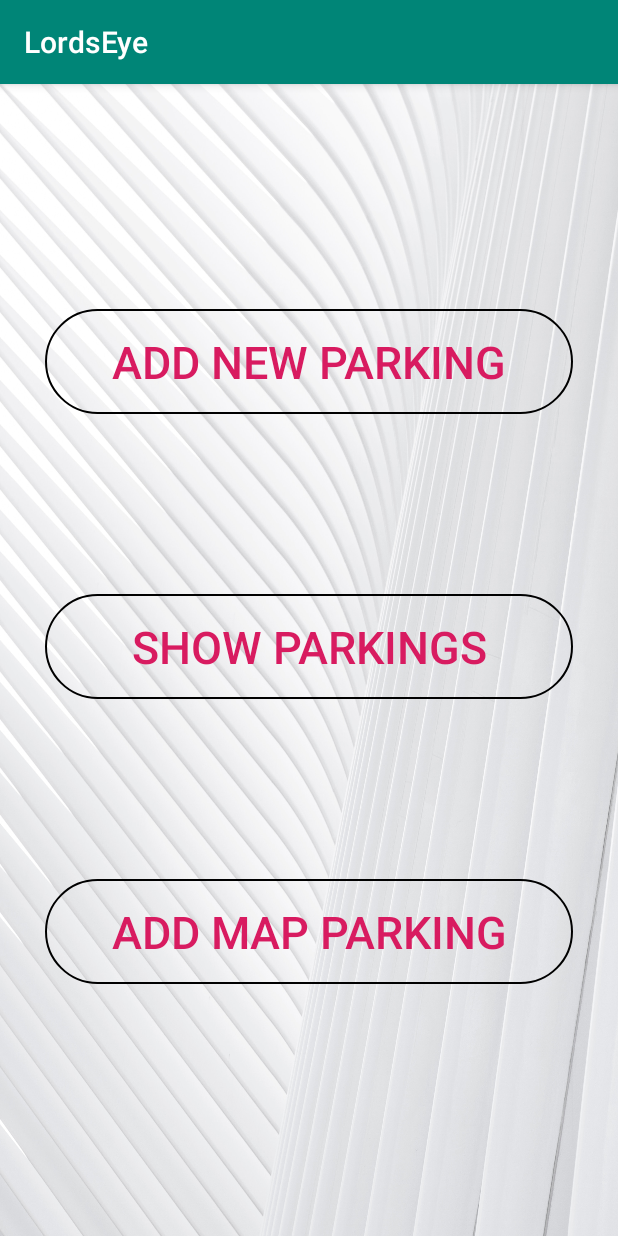
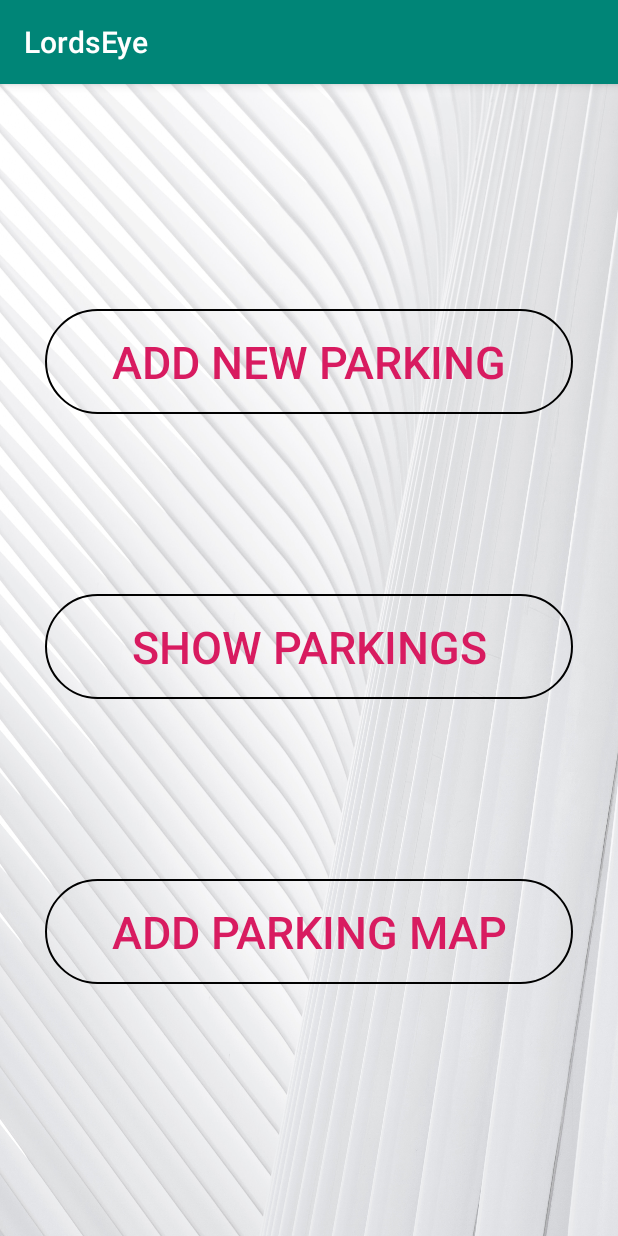
Before and after one commit to darshan761/LordsEye, an Android app: the Home_PO screen opened directly, with no data from a screen before it, on a phone screen of 412 x 824 dp. Run offline under Robolectric (Android 15) with nearby library versions, the phone set to English and light mode, and no system bars.

Commit message:
Buttons Updated

```diff
--- a/app/src/main/res/layout/activity_home__po.xml
+++ b/app/src/main/res/layout/activity_home__po.xml
@@ -45,7 +45,7 @@
             android:layout_marginTop="120dp"
             android:layout_marginRight="30dp"
             android:background="@drawable/darkborderbutton"
-            android:text="Add Map PARKING"
+            android:text="Add Parking Map"
             android:textSize="30dp" />
     </LinearLayout>
 </androidx.constraintlayout.widget.ConstraintLayout>
```
Also changed, not shown: app/src/main/java/com/example/lordseye/ShowPark.java (+0 -10 lines).
